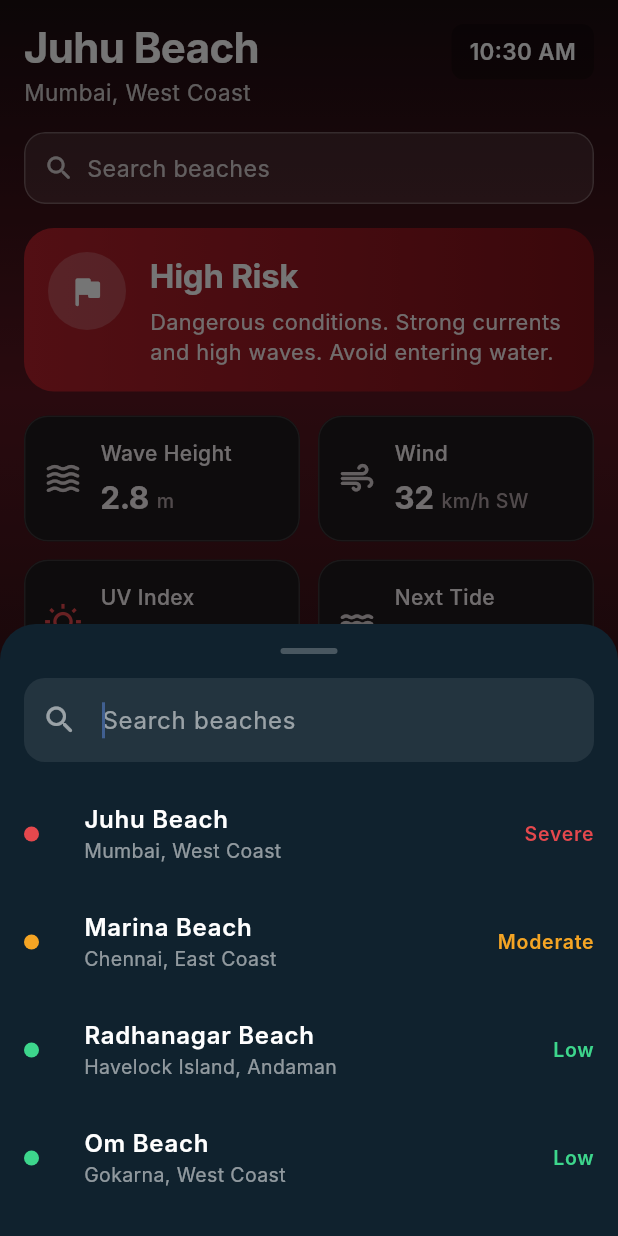
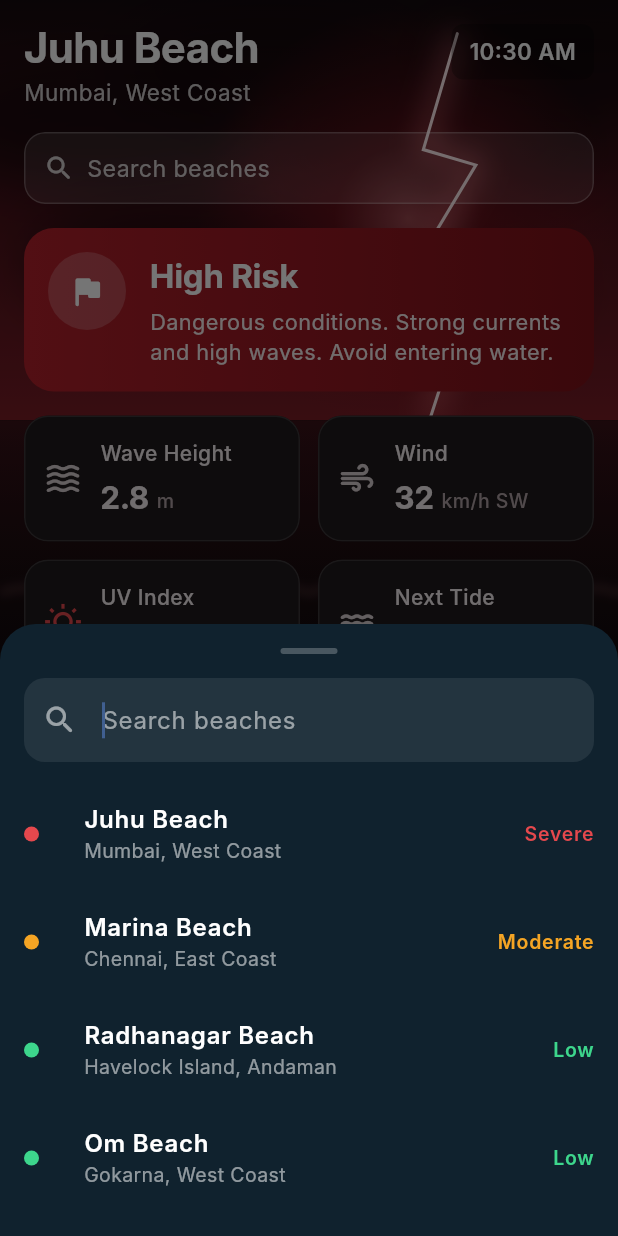
Before and after one commit to krs-kaustubh/sih1656_beach_safety, a Flutter app: the screen it shows after launch, after a tap on "Search beaches", on a phone screen of 412 x 824 dp. Run offline on Flutter 3.47's test engine with Material 3 defaults, Android fonts, the phone set to English and light mode, and no system bars; our stand-ins replace flutter_riverpod; Roboto replaces fonts that are missing (Inter).

Commit message:
Paint the Home backdrop scenes from the designs
The designs put a photograph behind Home, one per risk level. Rather
than ship stock imagery, BackdropScenePainter draws the same three moods
procedurally — clear day, sunset and storm — with no asset weight and
correct geometry at any screen size.

Each scene shares a structure so the layout above it does not move: sky
to the horizon, water below, then a fade into the page colour over the
lower half where the cards sit. RiskBackdrop still accepts an imageAsset
and applies the same fade, so real photographs can replace the painted
scenes without touching callers.

Also fixes a contrast fault the designs made obvious: "Active Alerts"
was drawn in headerForeground, which is white. That works over the dark
sky at the top of the screen but not over the pale sand the scene fades
into, leaving white-on-cream text on the low and moderate themes. The
new contentForeground is dark for the light scenes and white for the
storm, matching what the designs show in each.

Adds an opt-in golden suite that renders Home at every risk level to
PNG, so backdrop work can be reviewed without booting a device. It is
skipped by default: goldens render without bundled fonts and vary by
host, making them a local inspection tool rather than a CI assertion.

24 tests pass and flutter analyze is clean.

```diff
--- a/frontend/lib/core/theme/risk_theme.dart
+++ b/frontend/lib/core/theme/risk_theme.dart
@@ -23,6 +23,7 @@ class RiskTheme {
     required this.accent,
     required this.metricIcon,
     required this.headerForeground,
+    required this.contentForeground,
     required this.detailHeader,
     required this.detailBackdrop,
     required this.detailSurface,
@@ -50,8 +51,12 @@ class RiskTheme {
 
   final Color metricIcon;
 
-  /// Text drawn directly over [backdrop].
+  /// Text drawn over the *top* of [backdrop], which is dark on every scene.
   final Color headerForeground;
+
+  /// Text drawn further down the page, where the light scenes have faded to a
+  /// pale surface and [headerForeground] would be nearly invisible.
+  final Color contentForeground;
 
   /// Solid header block at the top of the alert detail screen.
   final Color detailHeader;
@@ -79,6 +84,7 @@ class RiskTheme {
     accent: Color(0xFF1B7F4F),
     metricIcon: Color(0xFF1E5A8A),
     headerForeground: Colors.white,
+    contentForeground: Color(0xFF15242E),
     detailHeader: Color(0xFF0E4F4A),
     detailBackdrop: Color(0xFF07242B),
     detailSurface: Color(0xFFFFFFFF),
@@ -98,6 +104,7 @@ class RiskTheme {
     accent: Color(0xFFC9720C),
     metricIcon: Color(0xFF23557F),
     headerForeground: Colors.white,
+    contentForeground: Color(0xFF2B1A05),
     detailHeader: Color(0xFFE08A0B),
     detailBackdrop: Color(0xFF3A2405),
     detailSurface: Color(0xFFFFFAF1),
@@ -117,6 +124,7 @@ class RiskTheme {
     accent: Color(0xFFE5484D),
     metricIcon: Color(0xFFD8CFD1),
     headerForeground: Colors.white,
+    contentForeground: Colors.white,
     detailHeader: Color(0xFF8E1420),
     detailBackdrop: Color(0xFF120A0C),
     detailSurface: Color(0xFF1A1113),
--- a/frontend/lib/features/home/home_screen.dart
+++ b/frontend/lib/features/home/home_screen.dart
@@ -143,12 +143,15 @@ class _AlertsUnavailable extends StatelessWidget {
     final risk = RiskTheme.of(context);
     return Row(
       children: [
-        Icon(Icons.cloud_off_rounded, size: 18, color: risk.onBackdropMuted),
+        Icon(Icons.cloud_off_rounded, size: 18, color: risk.contentForeground),
         const SizedBox(width: Insets.sm),
         Expanded(
           child: Text(
             'Alerts are unavailable right now.',
-            style: TextStyle(color: risk.onBackdropMuted, fontSize: 14),
+            style: TextStyle(
+              color: risk.contentForeground.withValues(alpha: 0.8),
+              fontSize: 14,
+            ),
           ),
         ),
       ],
--- a/frontend/lib/features/home/widgets/active_alerts_section.dart
+++ b/frontend/lib/features/home/widgets/active_alerts_section.dart
@@ -28,7 +28,7 @@ class ActiveAlertsSection extends StatelessWidget {
       children: [
         Text(
           'Active Alerts',
-          style: AppText.sectionHeader.copyWith(color: risk.headerForeground),
+          style: AppText.sectionHeader.copyWith(color: risk.contentForeground),
         ),
         const SizedBox(height: Insets.md),
         if (alerts.isEmpty)
--- /dev/null
+++ b/frontend/lib/widgets/backdrop_scene.dart
@@ -0,0 +1,314 @@
+import 'dart:math' as math;
+import 'dart:ui' as ui;
+
+import 'package:flutter/material.dart';
+
+import '../models/risk_level.dart';
+
+/// Paints the scene behind the Home screen: a clear day, a sunset, or a storm.
+///
+/// The designs use photographs here. Rather than ship stock imagery, this
+/// draws the same three moods procedurally — no asset weight, correct at any
+/// screen size, and tinted from the same palette as the rest of the screen.
+/// A real photo still wins when one is available; see `RiskBackdrop`.
+///
+/// Every scene follows the same structure so the layout above it stays put:
+/// sky down to the horizon, water below it, then a fade into [surfaceColor]
+/// over the lower half where the cards sit.
+class BackdropScenePainter extends CustomPainter {
+  const BackdropScenePainter({
+    required this.level,
+    required this.surfaceColor,
+  });
+
+  final RiskLevel level;
+
+  /// Colour the scene dissolves into behind the content.
+  final Color surfaceColor;
+
+  /// Fraction of the height where sky meets water.
+  static const _horizon = 0.34;
+
+  /// Where the scene has fully given way to [surfaceColor].
+  static const _fadeEnd = 0.60;
+
+  @override
+  void paint(Canvas canvas, Size size) {
+    switch (level) {
+      case RiskLevel.low:
+        _paintClearDay(canvas, size);
+      case RiskLevel.moderate:
+        _paintSunset(canvas, size);
+      case RiskLevel.high:
+        _paintStorm(canvas, size);
+    }
+    _paintContentFade(canvas, size);
+  }
+
+  // --- Scenes ---------------------------------------------------------------
+
+  void _paintClearDay(Canvas canvas, Size size) {
+    final horizonY = size.height * _horizon;
+
+    _fillRect(
+      canvas,
+      Rect.fromLTWH(0, 0, size.width, horizonY),
+      const [Color(0xFF0A4E9E), Color(0xFF2E86C8), Color(0xFF8FCBE8)],
+    );
+
+    _sunGlow(
+      canvas,
+      centre: Offset(size.width * 0.82, horizonY * 0.42),
+      radius: size.width * 0.30,
+      core: Colors.white,
+      halo: const Color(0xFFBFE4F7),
+    );
+
+    // A low skyline on the left, as in the Juhu design.
+    _skyline(canvas, size, horizonY, const Color(0xFF0E3E63).withValues(alpha: 0.55));
+
+    _fillRect(
+      canvas,
+      Rect.fromLTWH(0, horizonY, size.width, size.height * 0.26),
+      const [Color(0xFF1E7FB8), Color(0xFF4FB3C9), Color(0xFF9AD3D8)],
+    );
+
+    _sunReflection(canvas, size, horizonY, const Color(0xFFDCF2FB), 0.82);
+    _surf(canvas, size, horizonY + size.height * 0.16, Colors.white.withValues(alpha: 0.5));
+  }
+
+  void _paintSunset(Canvas canvas, Size size) {
+    final horizonY = size.height * _horizon;
+
+    _fillRect(
+      canvas,
+      Rect.fromLTWH(0, 0, size.width, horizonY),
+      const [Color(0xFF5E3208), Color(0xFFB8660F), Color(0xFFF0A63A)],
+    );
+
+    _sunGlow(
+      canvas,
+      centre: Offset(size.width * 0.52, horizonY * 0.86),
+      radius: size.width * 0.42,
+      core: const Color(0xFFFFE6A8),
+      halo: const Color(0xFFF2A63C),
+    );
+
+    // Banded cloud, the shape that gives a sunset its depth.
+    _cloudBank(canvas, size, horizonY, const Color(0xFF6B3708).withValues(alpha: 0.42));
+
+    _fillRect(
+      canvas,
+      Rect.fromLTWH(0, horizonY, size.width, size.height * 0.26),
+      const [Color(0xFFB9701A), Color(0xFFE0A044), Color(0xFFF3CE8C)],
+    );
+
+    _sunReflection(canvas, size, horizonY, const Color(0xFFFFE2A6), 0.52);
+    _surf(canvas, size, horizonY + size.height * 0.16,
+        const Color(0xFFFFF0D0).withValues(alpha: 0.55));
+  }
+
+  void _paintStorm(Canvas canvas, Size size) {
+    final horizonY = size.height * _horizon;
+
+    _fillRect(
+      canvas,
+      Rect.fromLTWH(0, 0, size.width, horizonY),
+      const [Color(0xFF140A0D), Color(0xFF4A1119), Color(0xFF7A1D26)],
+    );
+
+    // Heavy cloud mass lit from within.
+    _cloudBank(canvas, size, horizonY, const Color(0xFF0C0508).withValues(alpha: 0.62));
+    _sunGlow(
+      canvas,
+      centre: Offset(size.width * 0.66, horizonY * 0.52),
+      radius: size.width * 0.34,
+      core: const Color(0xFFE8737C).withValues(alpha: 0.55),
+      halo: const Color(0xFF8E1420).withValues(alpha: 0.30),
+    );
+
+    _lightning(canvas, size, horizonY);
+
+    _fillRect(
+      canvas,
+      Rect.fromLTWH(0, horizonY, size.width, size.height * 0.26),
+      const [Color(0xFF3A1218), Color(0xFF230E12), Color(0xFF15080B)],
+    );
+
+    _surf(canvas, size, horizonY + size.height * 0.14,
+        const Color(0xFFD98A92).withValues(alpha: 0.34));
+  }
+
+  // --- Building blocks ------------------------------------------------------
+
+  void _fillRect(Canvas canvas, Rect rect, List<Color> colors) {
+    canvas.drawRect(
+      rect,
+      Paint()
+        ..shader = ui.Gradient.linear(
+          rect.topCenter,
+          rect.bottomCenter,
+          colors,
+          _evenStops(colors.length),
+        ),
+    );
+  }
+
+  static List<double> _evenStops(int count) =>
+      List.generate(count, (i) => i / (count - 1));
+
+  void _sunGlow(
+    Canvas canvas, {
+    required Offset centre,
+    required double radius,
+    required Color core,
+    required Color halo,
+  }) {
+    canvas.drawCircle(
+      centre,
+      radius,
+      Paint()
+        ..shader = ui.Gradient.radial(centre, radius, [
+          core,
+          halo.withValues(alpha: 0.45),
+          halo.withValues(alpha: 0.0),
+        ], const [0.0, 0.35, 1.0]),
+    );
+  }
+
+  /// Elongated ellipses read as cloud at this scale and cost almost nothing.
+  void _cloudBank(Canvas canvas, Size size, double horizonY, Color color) {
+    final paint = Paint()
+      ..color = color
+      ..maskFilter = MaskFilter.blur(BlurStyle.normal, size.width * 0.045);
+
+    const spots = [
+      Offset(0.16, 0.30), Offset(0.44, 0.16), Offset(0.72, 0.34),
+      Offset(0.92, 0.14), Offset(0.30, 0.62), Offset(0.66, 0.68),
+    ];
+    for (final spot in spots) {
+      canvas.drawOval(
+        Rect.fromCenter(
+          center: Offset(size.width * spot.dx, horizonY * spot.dy),
+          width: size.width * 0.52,
+          height: horizonY * 0.30,
+        ),
+        paint,
+      );
+    }
+  }
+
+  void _skyline(Canvas canvas, Size size, double horizonY, Color color) {
+    final paint = Paint()..color = color;
+    final rand = math.Random(7); // Fixed seed: the skyline must not flicker.
+    var x = 0.0;
+    while (x < size.width * 0.46) {
+      final w = size.width * (0.03 + rand.nextDouble() * 0.035);
+      final h = horizonY * (0.10 + rand.nextDouble() * 0.20);
+      canvas.drawRect(Rect.fromLTWH(x, horizonY - h, w, h), paint);
+      x += w + size.width * 0.008;
+    }
+  }
+
+  /// Bright column under the sun, broken into ripples.
+  void _sunReflection(
+    Canvas canvas, Size size, double horizonY, Color color, double centreX) {
+    final rand = math.Random(11);
+    for (var i = 0; i < 16; i++) {
+      final t = i / 15;
+      final y = horizonY + size.height * 0.26 * t;
+      final width = size.width * (0.06 + t * 0.22) * (0.6 + rand.nextDouble() * 0.7);
+      canvas.drawRRect(
+        RRect.fromRectAndRadius(
+          Rect.fromCenter(
+            center: Offset(size.width * centreX, y),
+            width: width,
+            height: size.height * 0.006,
+          ),
+          const Radius.circular(4),
+        ),
+        Paint()..color = color.withValues(alpha: 0.42 * (1 - t)),
+      );
+    }
+  }
+
+  /// The foam line where water meets sand.
+  void _surf(Canvas canvas, Size size, double y, Color color) {
+    final path = Path()..moveTo(0, y);
+    for (var x = 0.0; x <= size.width; x += size.width / 12) {
+      path.quadraticBezierTo(
+        x + size.width / 24, y - size.height * 0.008,
+        x + size.width / 12, y,
+      );
+    }
+    canvas.drawPath(
+      path,
+      Paint()
+        ..color = color
+        ..style = PaintingStyle.stroke
+        ..strokeWidth = size.height * 0.006
+        ..maskFilter = MaskFilter.blur(BlurStyle.normal, size.height * 0.004),
+    );
+  }
+
+  void _lightning(Canvas canvas, Size size, double horizonY) {
+    final start = Offset(size.width * 0.74, horizonY * 0.08);
+    final path = Path()..moveTo(start.dx, start.dy);
+    const zigzag = [
+      Offset(-0.055, 0.30), Offset(0.030, 0.34), Offset(-0.075, 0.62),
+      Offset(0.020, 0.68), Offset(-0.045, 1.00),
+    ];
+    for (final step in zigzag) {
+      path.lineTo(
+        start.dx + size.width * step.dx,
+        start.dy + (horizonY - start.dy) * step.dy,
+      );
+    }
+
+    // Glow first, then the hot core on top of it.
+    canvas.drawPath(
+      path,
+      Paint()
+        ..color = const Color(0xFFFF8A94).withValues(alpha: 0.55)
+        ..style = PaintingStyle.stroke
+        ..strokeWidth = size.width * 0.020
+        ..maskFilter = MaskFilter.blur(BlurStyle.normal, size.width * 0.022),
+    );
+    canvas.drawPath(
+      path,
+      Paint()
+        ..color = const Color(0xFFFFE9EB)
+        ..style = PaintingStyle.stroke
+        ..strokeWidth = size.width * 0.005
+        ..strokeCap = StrokeCap.round,
+    );
+  }
+
+  /// Dissolves the scene into the page colour so cards stay readable.
+  void _paintContentFade(Canvas canvas, Size size) {
+    final rect = Rect.fromLTWH(
+      0,
+      size.height * _horizon,
+      size.width,
+      size.height * (1 - _horizon),
+    );
+    canvas.drawRect(
+      rect,
+      Paint()
+        ..shader = ui.Gradient.linear(
+          rect.topCenter,
+          rect.bottomCenter,
+          [
+            surfaceColor.withValues(alpha: 0.0),
+            surfaceColor.withValues(alpha: 0.88),
+            surfaceColor,
+          ],
+          [0.0, (_fadeEnd - _horizon) / (1 - _horizon), 1.0],
+        ),
+    );
+  }
+
+  @override
+  bool shouldRepaint(BackdropScenePainter oldDelegate) =>
+      oldDelegate.level != level || oldDelegate.surfaceColor != surfaceColor;
+}
--- a/frontend/lib/widgets/risk_backdrop.dart
+++ b/frontend/lib/widgets/risk_backdrop.dart
@@ -1,13 +1,14 @@
 import 'package:flutter/material.dart';
 
 import '../core/theme/risk_theme.dart';
+import 'backdrop_scene.dart';
 
 /// Full-bleed background behind the Home screen.
 ///
-/// The designs use a photograph per risk level (clear day, sunset, storm).
-/// Until those assets exist this paints the equivalent gradient, and
-/// [imageAsset] is the seam where a photo drops in without touching callers:
-/// pass an asset path and the gradient becomes a scrim over the image.
+/// Draws the scene for the ambient risk level — clear day, sunset or storm —
+/// matching the photographic backgrounds in the designs. Supplying
+/// [imageAsset] replaces the painted scene with a real photograph, keeping a
+/// tinted scrim so the content above stays legible.
 class RiskBackdrop extends StatelessWidget {
   const RiskBackdrop({
     super.key,
@@ -16,44 +17,52 @@ class RiskBackdrop extends StatelessWidget {
   });
 
   final Widget child;
+
+  /// Optional photograph to use instead of the painted scene.
   final String? imageAsset;
 
   @override
   Widget build(BuildContext context) {
     final risk = RiskTheme.of(context);
+    final surface = risk.backdrop.last;
 
-    return DecoratedBox(
-      decoration: BoxDecoration(
-        gradient: LinearGradient(
-          begin: Alignment.topCenter,
-          end: Alignment.bottomCenter,
-          colors: risk.backdrop,
-          stops: const [0.0, 0.32, 0.62, 1.0],
-        ),
-      ),
+    return ColoredBox(
+      color: surface,
       child: Stack(
         fit: StackFit.expand,
         children: [
-          if (imageAsset != null)
+          if (imageAsset == null)
+            CustomPaint(
+              painter: BackdropScenePainter(
+                level: risk.level,
+                surfaceColor: surface,
+              ),
+            )
+          else ...[
             Image.asset(
               imageAsset!,
               fit: BoxFit.cover,
+              alignment: Alignment.topCenter,
               // A missing asset must not take the screen down mid-demo.
               errorBuilder: (_, _, _) => const SizedBox.shrink(),
             ),
-          if (imageAsset != null)
+            // Same fade as the painted scene, so a photo drops in without the
+            // cards below losing their contrast.
             DecoratedBox(
               decoration: BoxDecoration(
                 gradient: LinearGradient(
                   begin: Alignment.topCenter,
                   end: Alignment.bottomCenter,
                   colors: [
-                    risk.backdrop.first.withValues(alpha: 0.85),
-                    risk.backdrop.last.withValues(alpha: 0.55),
+                    surface.withValues(alpha: 0.0),
+                    surface.withValues(alpha: 0.88),
+                    surface,
                   ],
+                  stops: const [0.18, 0.52, 0.68],
                 ),
               ),
             ),
+          ],
           child,
         ],
       ),
```
Also changed, not shown: frontend/dart_test.yaml (added, +7 -0 lines), 3 other files.
